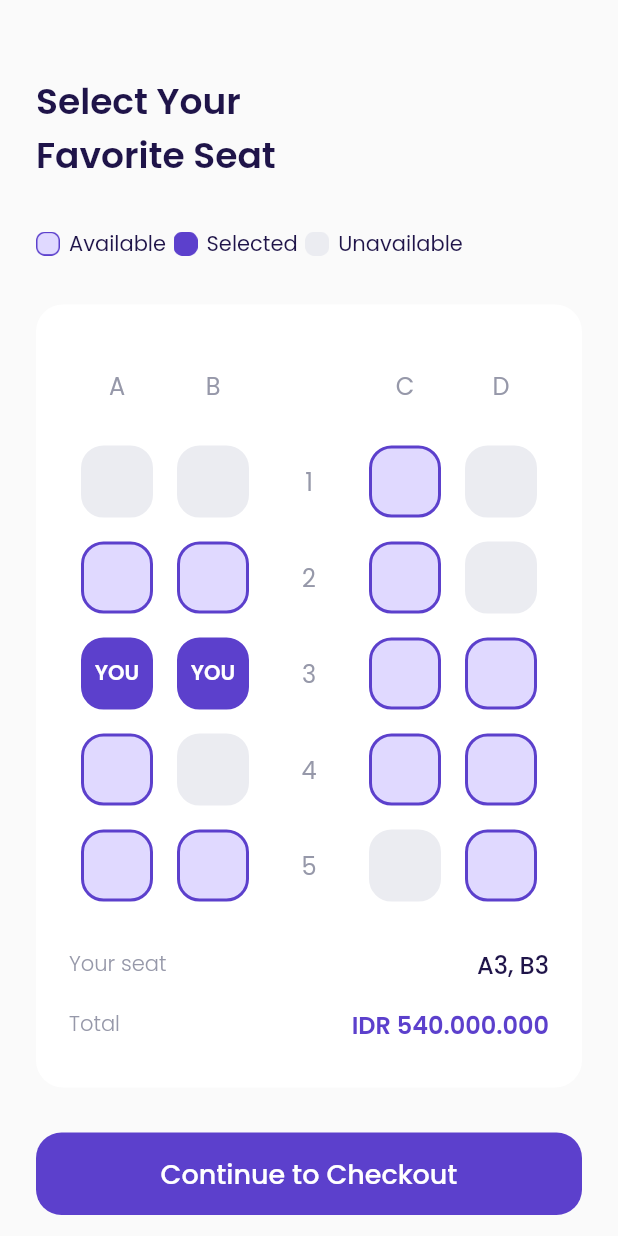
After one commit to galuhraka/Airplane-Flutter, a Flutter app: the ChooseSeatPage screen opened directly, on a phone screen of 412 x 824 dp. The commit adds this screen. Run offline on Flutter 3.47's test engine with Material 2 defaults, Android fonts, the phone set to English and light mode, and no system bars; our stand-ins replace google_fonts.

Commit message:
Add Choose Seat Page

```diff
--- a/lib/shared/theme.dart
+++ b/lib/shared/theme.dart
@@ -13,6 +13,8 @@ Color kRedColor = Color(0xffEB70A5);
 Color kBackgroundColor = Color(0xffFAFAFA);
 Color kInactiveColor = Color(0xffDBD7EC);
 Color kTransparentColor = Colors.transparent;
+Color kUnavailableColor = Color(0xffEBECF1);
+Color kAvailableColor = Color(0xffE0D9FF);
 
 TextStyle blackTextStyle = GoogleFonts.poppins(
   color: kBlackColor,
--- /dev/null
+++ b/lib/ui/pages/choose_seat_page.dart
@@ -0,0 +1,405 @@
+import 'package:airplane/shared/theme.dart';
+import 'package:airplane/ui/widgets/customButton.dart';
+import 'package:airplane/ui/widgets/seat_item.dart';
+import 'package:flutter/material.dart';
+
+class ChooseSeatPage extends StatelessWidget {
+  const ChooseSeatPage({Key? key}) : super(key: key);
+
+  @override
+  Widget build(BuildContext context) {
+    Widget title() {
+      return Container(
+        margin: EdgeInsets.only(top: 50),
+        child: Text(
+          'Select Your\nFavorite Seat',
+          style: blackTextStyle.copyWith(
+            fontSize: 24,
+            fontWeight: semiBold,
+          ),
+        ),
+      );
+    }
+
+    Widget seatStatus() {
+      return Container(
+        margin: EdgeInsets.only(top: 30),
+        child: Row(
+          children: [
+            // Note: Available
+            Container(
+              width: 16,
+              height: 16,
+              margin: EdgeInsets.only(right: 6),
+              decoration: BoxDecoration(
+                image: DecorationImage(
+                  image: AssetImage(
+                    'assets/icon_available.png',
+                  ),
+                ),
+              ),
+            ),
+            Text(
+              'Available',
+              style: blackTextStyle,
+            ),
+            // Note: Selected
+            Container(
+              width: 16,
+              height: 16,
+              margin: EdgeInsets.only(right: 6, left: 5),
+              decoration: BoxDecoration(
+                image: DecorationImage(
+                  image: AssetImage(
+                    'assets/icon_selected.png',
+                  ),
+                ),
+              ),
+            ),
+            Text(
+              'Selected',
+              style: blackTextStyle,
+            ),
+            // Note: Unavailable
+            Container(
+              width: 16,
+              height: 16,
+              margin: EdgeInsets.only(right: 6, left: 5),
+              decoration: BoxDecoration(
+                image: DecorationImage(
+                  image: AssetImage(
+                    'assets/icon_unavailable.png',
+                  ),
+                ),
+              ),
+            ),
+            Text(
+              'Unavailable',
+              style: blackTextStyle,
+            ),
+          ],
+        ),
+      );
+    }
+
+    Widget selectSeat() {
+      return Container(
+        width: double.infinity,
+        padding: EdgeInsets.symmetric(
+          horizontal: 22,
+          vertical: 30,
+        ),
+        margin: EdgeInsets.only(top: 30),
+        decoration: BoxDecoration(
+          borderRadius: BorderRadius.circular(18),
+          color: kWhiteColor,
+        ),
+        child: Column(
+          children: [
+            // Note: Seat Indicators
+            Row(
+              mainAxisAlignment: MainAxisAlignment.spaceAround,
+              children: [
+                Container(
+                  width: 48,
+                  height: 48,
+                  child: Center(
+                    child: Text(
+                      'A',
+                      style: greyTextStyle.copyWith(
+                        fontSize: 16,
+                      ),
+                    ),
+                  ),
+                ),
+                Container(
+                  width: 48,
+                  height: 48,
+                  child: Center(
+                    child: Text(
+                      'B',
+                      style: greyTextStyle.copyWith(
+                        fontSize: 16,
+                      ),
+                    ),
+                  ),
+                ),
+                Container(
+                  width: 48,
+                  height: 48,
+                  child: Center(
+                    child: Text(
+                      '',
+                      style: greyTextStyle.copyWith(
+                        fontSize: 16,
+                      ),
+                    ),
+                  ),
+                ),
+                Container(
+                  width: 48,
+                  height: 48,
+                  child: Center(
+                    child: Text(
+                      'C',
+                      style: greyTextStyle.copyWith(
+                        fontSize: 16,
+                      ),
+                    ),
+                  ),
+                ),
+                Container(
+                  width: 48,
+                  height: 48,
+                  child: Center(
+                    child: Text(
+                      'D',
+                      style: greyTextStyle.copyWith(
+                        fontSize: 16,
+                      ),
+                    ),
+                  ),
+                ),
+              ],
+            ),
+
+            // Note: Seat 1
+            Container(
+              margin: EdgeInsets.only(top: 16),
+              child: Row(
+                mainAxisAlignment: MainAxisAlignment.spaceAround,
+                children: [
+                  SeatItem(
+                    status: 2,
+                  ),
+                  SeatItem(
+                    status: 2,
+                  ),
+                  Container(
+                    width: 48,
+                    height: 48,
+                    child: Center(
+                      child: Text(
+                        '1',
+                        style: greyTextStyle.copyWith(
+                          fontSize: 16,
+                        ),
+                      ),
+                    ),
+                  ),
+                  SeatItem(
+                    status: 0,
+                  ),
+                  SeatItem(
+                    status: 2,
+                  ),
+                ],
+              ),
+            ),
+            // Note: Seat 2
+            Container(
+              margin: EdgeInsets.only(top: 16),
+              child: Row(
+                mainAxisAlignment: MainAxisAlignment.spaceAround,
+                children: [
+                  SeatItem(
+                    status: 0,
+                  ),
+                  SeatItem(
+                    status: 0,
+                  ),
+                  Container(
+                    width: 48,
+                    height: 48,
+                    child: Center(
+                      child: Text(
+                        '2',
+                        style: greyTextStyle.copyWith(
+                          fontSize: 16,
+                        ),
+                      ),
+                    ),
+                  ),
+                  SeatItem(
+                    status: 0,
+                  ),
+                  SeatItem(
+                    status: 2,
+                  ),
+                ],
+              ),
+            ),
+            // Note: Seat 3
+            Container(
+              margin: EdgeInsets.only(top: 16),
+              child: Row(
+                mainAxisAlignment: MainAxisAlignment.spaceAround,
+                children: [
+                  SeatItem(
+                    status: 1,
+                  ),
+                  SeatItem(
+                    status: 1,
+                  ),
+                  Container(
+                    width: 48,
+                    height: 48,
+                    child: Center(
+                      child: Text(
+                        '3',
+                        style: greyTextStyle.copyWith(
+                          fontSize: 16,
+                        ),
+                      ),
+                    ),
+                  ),
+                  SeatItem(
+                    status: 0,
+                  ),
+                  SeatItem(
+                    status: 0,
+                  ),
+                ],
+              ),
+            ),
+            // Note: Seat 4
+            Container(
+              margin: EdgeInsets.only(top: 16),
+              child: Row(
+                mainAxisAlignment: MainAxisAlignment.spaceAround,
+                children: [
+                  SeatItem(
+                    status: 0,
+                  ),
+                  SeatItem(
+                    status: 2,
+                  ),
+                  Container(
+                    width: 48,
+                    height: 48,
+                    child: Center(
+                      child: Text(
+                        '4',
+                        style: greyTextStyle.copyWith(
+                          fontSize: 16,
+                        ),
+                      ),
+                    ),
+                  ),
+                  SeatItem(
+                    status: 0,
+                  ),
+                  SeatItem(
+                    status: 0,
+                  ),
+                ],
+              ),
+            ),
+            // Note: Seat 5
+            Container(
+              margin: EdgeInsets.only(top: 16),
+              child: Row(
+                mainAxisAlignment: MainAxisAlignment.spaceAround,
+                children: [
+                  SeatItem(
+                    status: 0,
+                  ),
+                  SeatItem(
+                    status: 0,
+                  ),
+                  Container(
+                    width: 48,
+                    height: 48,
+                    child: Center(
+                      child: Text(
+                        '5',
+                        style: greyTextStyle.copyWith(
+                          fontSize: 16,
+                        ),
+                      ),
+                    ),
+                  ),
+                  SeatItem(
+                    status: 2,
+                  ),
+                  SeatItem(
+                    status: 0,
+                  ),
+                ],
+              ),
+            ),
+
+            //  Note: Your Seat
+            Container(
+              margin: EdgeInsets.only(top: 30),
+              child: Row(
+                mainAxisAlignment: MainAxisAlignment.spaceBetween,
+                children: [
+                  Text(
+                    'Your seat',
+                    style: greyTextStyle.copyWith(
+                      fontWeight: light,
+                    ),
+                  ),
+                  Text(
+                    'A3, B3',
+                    style: blackTextStyle.copyWith(
+                      fontSize: 16,
+                      fontWeight: medium,
+                    ),
+                  ),
+                ],
+              ),
+            ),
+            // Note: Total
+            Container(
+              margin: EdgeInsets.only(top: 16),
+              child: Row(
+                mainAxisAlignment: MainAxisAlignment.spaceBetween,
+                children: [
+                  Text(
+                    'Total',
+                    style: greyTextStyle.copyWith(
+                      fontWeight: light,
+                    ),
+                  ),
+                  Text(
+                    'IDR 540.000.000',
+                    style: purpleTextStyle.copyWith(
+                      fontSize: 16,
+                      fontWeight: semiBold,
+                    ),
+                  ),
+                ],
+              ),
+            ),
+          ],
+        ),
+      );
+    }
+
+    Widget checkoutButton() {
+      return CustomButton(
+        title: 'Continue to Checkout',
+        onpressed: () {},
+        margin: EdgeInsets.only(
+          top: 30,
+          bottom: 46,
+        ),
+      );
+    }
+
+    return Scaffold(
+      backgroundColor: kBackgroundColor,
+      body: ListView(
+        padding: EdgeInsets.symmetric(horizontal: 24),
+        children: [
+          title(),
+          seatStatus(),
+          selectSeat(),
+          checkoutButton(),
+        ],
+      ),
+    );
+  }
+}
--- a/lib/ui/pages/detail_page.dart
+++ b/lib/ui/pages/detail_page.dart
@@ -1,4 +1,5 @@
 import 'package:airplane/shared/theme.dart';
+import 'package:airplane/ui/pages/choose_seat_page.dart';
 import 'package:airplane/ui/widgets/customButton.dart';
 import 'package:airplane/ui/widgets/interest_item.dart';
 import 'package:airplane/ui/widgets/photo_item.dart';
@@ -232,7 +233,14 @@ class DetailPage extends StatelessWidget {
                   ),
                   CustomButton(
                     title: 'Book Now',
-                    onpressed: () {},
+                    onpressed: () {
+                      Navigator.push(
+                        context,
+                        MaterialPageRoute(
+                          builder: (context) => ChooseSeatPage(),
+                        ),
+                      );
+                    },
                     width: 170,
                   )
                 ],
--- /dev/null
+++ b/lib/ui/widgets/seat_item.dart
@@ -0,0 +1,71 @@
+import 'package:airplane/shared/theme.dart';
+import 'package:flutter/material.dart';
+
+class SeatItem extends StatelessWidget {
+  // Note: 0. Available 1. Selected 2. Unavailable
+  final int status;
+  const SeatItem({
+    Key? key,
+    required this.status,
+  }) : super(key: key);
+
+  @override
+  Widget build(BuildContext context) {
+    backgroundColor() {
+      switch (status) {
+        case 0:
+          return kAvailableColor;
+        case 1:
+          return kPrimaryColor;
+        case 2:
+          return kUnavailableColor;
+        default:
+          return kUnavailableColor;
+      }
+    }
+
+    borderColor() {
+      switch (status) {
+        case 0:
+          return kPrimaryColor;
+        case 1:
+          return kPrimaryColor;
+        case 2:
+          return kUnavailableColor;
+        default:
+          return kUnavailableColor;
+      }
+    }
+
+    child() {
+      switch (status) {
+        case 0:
+          return SizedBox();
+        case 1:
+          return Center(
+            child: Text(
+              'YOU',
+              style: whiteTextStyle.copyWith(
+                fontWeight: semiBold,
+              ),
+            ),
+          );
+        case 2:
+          return SizedBox();
+        default:
+          return SizedBox();
+      }
+    }
+
+    return Container(
+      width: 48,
+      height: 48,
+      decoration: BoxDecoration(
+        color: backgroundColor(),
+        borderRadius: BorderRadius.circular(15),
+        border: Border.all(color: borderColor(), width: 2),
+      ),
+      child: child(),
+    );
+  }
+}
```
